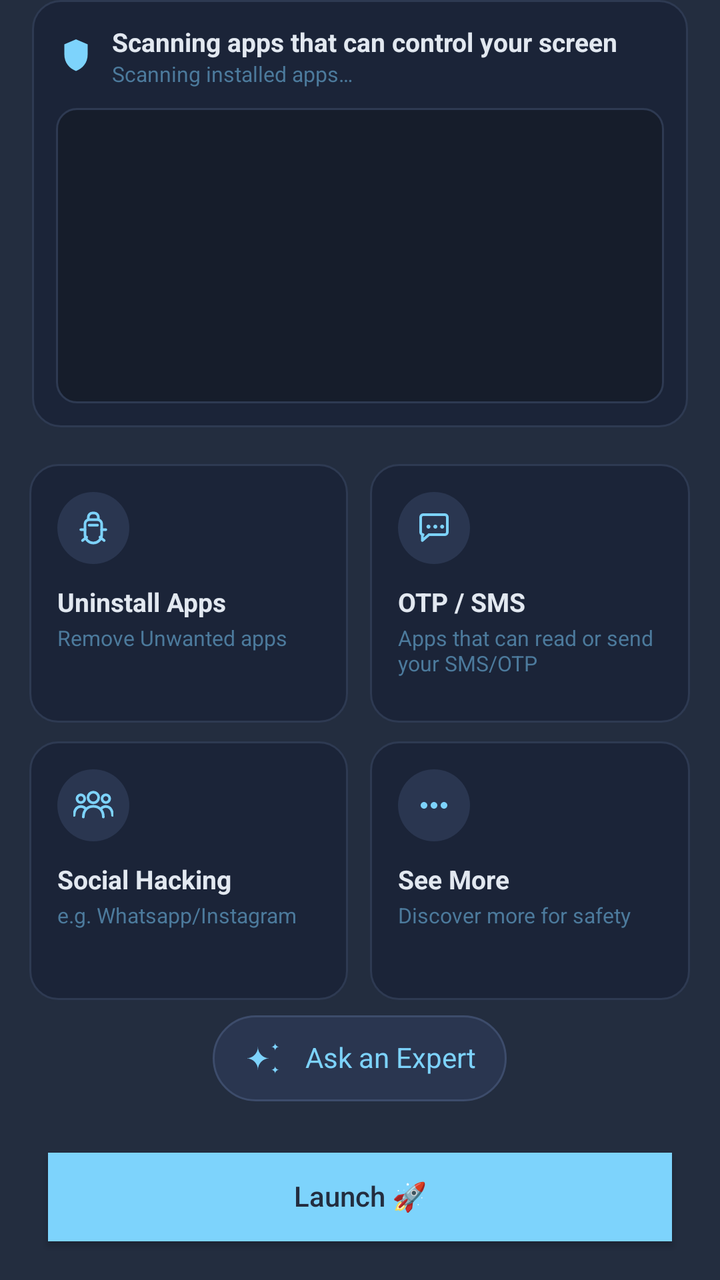
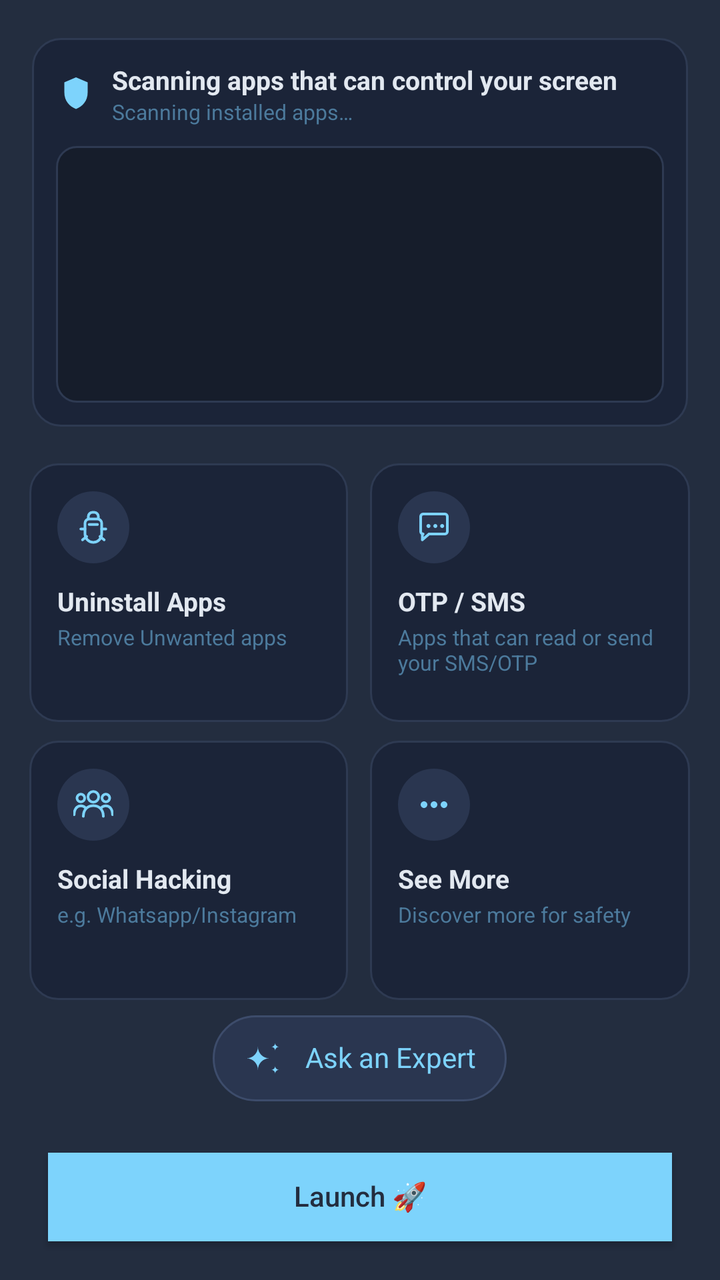

Before-and-after screenshots of an Android layout around one commit, followed by the original layout XML and the change that was made.
<!-- AndroidManifest.xml: activity theme Theme.NihalHome -->
<!-- res/layout/activity_main.xml -->
<?xml version="1.0" encoding="utf-8"?>
<LinearLayout xmlns:android="http://schemas.android.com/apk/res/android"
    android:layout_width="match_parent"
    android:layout_height="match_parent"
    android:orientation="vertical"
    android:weightSum="1000"
    android:background="@color/onboarding_background">

    
    <FrameLayout
        android:id="@+id/containerFirstPart"
        android:layout_width="match_parent"
        android:layout_height="0dp"
        android:layout_weight="334"
        android:paddingStart="16dp"
        android:paddingEnd="16dp">

        <LinearLayout
            android:id="@+id/boxFirstPart"
            android:layout_width="match_parent"
            android:layout_height="match_parent"
            android:orientation="vertical"
            android:background="@drawable/bg_scan_card"
            android:padding="12dp">

            <LinearLayout
                android:layout_width="match_parent"
                android:layout_height="wrap_content"
                android:orientation="horizontal"
                android:gravity="center_vertical"
                android:layout_marginBottom="10dp">

                <ImageView
                    android:layout_width="20dp"
                    android:layout_height="20dp"
                    android:layout_marginEnd="8dp"
                    android:src="@drawable/ic_shield_scan" />

                <LinearLayout
                    android:layout_width="0dp"
                    android:layout_height="wrap_content"
                    android:layout_weight="1"
                    android:orientation="vertical">

                    <TextView
                        android:text="@string/scan_title"
                        android:layout_width="wrap_content"
                        android:layout_height="wrap_content"
                        android:textColor="@color/onboarding_heading"
                        android:textSize="13sp"
                        android:textStyle="bold" />

                    <TextView
                        android:id="@+id/textScanSubtitle"
                        android:text="@string/scan_subtitle_running"
                        android:layout_width="wrap_content"
                        android:layout_height="wrap_content"
                        android:textColor="@color/terminal_text_dim"
                        android:textSize="10.5sp" />

                </LinearLayout>

            </LinearLayout>

            <FrameLayout
                android:layout_width="match_parent"
                android:layout_height="0dp"
                android:layout_weight="1">

                <ScrollView
                    android:id="@+id/scrollTerminal"
                    android:layout_width="match_parent"
                    android:layout_height="match_parent"
                    android:background="@drawable/bg_terminal"
                    android:padding="10dp"
                    android:scrollbars="none"
                    android:visibility="visible">

                    <TextView
                        android:id="@+id/textTerminalLog"
                        android:layout_width="match_parent"
                        android:layout_height="wrap_content"
                        android:fontFamily="monospace"
                        android:textColor="@color/terminal_text"
                        android:textSize="9.5sp"
                        android:lineSpacingExtra="2dp" />

                </ScrollView>

                <ScrollView
                    android:id="@+id/scrollResults"
                    android:layout_width="match_parent"
                    android:layout_height="match_parent"
                    android:scrollbars="none"
                    android:visibility="gone">

                    <LinearLayout
                        android:id="@+id/containerRiskResults"
                        android:layout_width="match_parent"
                        android:layout_height="wrap_content"
                        android:orientation="vertical" />

                </ScrollView>

                <LinearLayout
                    android:id="@+id/containerNoIssues"
                    android:layout_width="match_parent"
                    android:layout_height="match_parent"
                    android:orientation="vertical"
                    android:gravity="center"
                    android:paddingStart="10dp"
                    android:paddingEnd="10dp"
                    android:paddingTop="4dp"
                    android:paddingBottom="4dp"
                    android:visibility="gone">

                    <ImageView
                        android:layout_width="@dimen/no_issues_icon_size"
                        android:layout_height="@dimen/no_issues_icon_size"
                        android:layout_marginBottom="4dp"
                        android:adjustViewBounds="true"
                        android:scaleType="fitCenter"
                        android:src="@drawable/ic_shield_check" />

                    <TextView
                        android:text="@string/no_issues_found_title"
                        android:layout_width="match_parent"
                        android:layout_height="wrap_content"
                        android:textColor="@color/onboarding_heading"
                        android:textStyle="bold"
                        android:gravity="center"
                        android:maxLines="1"
                        android:autoSizeTextType="uniform"
                        android:autoSizeMinTextSize="8sp"
                        android:autoSizeMaxTextSize="13sp"
                        android:autoSizeStepGranularity="1sp" />

                    <TextView
                        android:text="@string/no_issues_found_subtitle"
                        android:layout_width="match_parent"
                        android:layout_height="wrap_content"
                        android:layout_marginTop="2dp"
                        android:textColor="@color/terminal_text_dim"
                        android:gravity="center"
                        android:maxLines="2"
                        android:autoSizeTextType="uniform"
                        android:autoSizeMinTextSize="7sp"
                        android:autoSizeMaxTextSize="10sp"
                        android:autoSizeStepGranularity="1sp" />

                </LinearLayout>

            </FrameLayout>

        </LinearLayout>

    </FrameLayout>

    
    <View
        android:layout_width="match_parent"
        android:layout_height="0dp"
        android:layout_weight="29" />

    
    <LinearLayout
        android:layout_width="match_parent"
        android:layout_height="0dp"
        android:layout_weight="202"
        android:orientation="horizontal"
        android:weightSum="10000">

        <View
            android:layout_width="0dp"
            android:layout_height="match_parent"
            android:layout_weight="415" />

        <LinearLayout
            android:id="@+id/cardUninstallApps"
            android:layout_width="0dp"
            android:layout_height="match_parent"
            android:layout_weight="4430"
            android:orientation="vertical"
            android:background="@drawable/bg_feature_card"
            android:clickable="true"
            android:focusable="true"
            android:padding="14dp">

            <ImageView
                android:layout_width="36dp"
                android:layout_height="36dp"
                android:layout_marginBottom="10dp"
                android:background="@drawable/bg_feature_icon_circle"
                android:padding="8dp"
                android:src="@drawable/ic_feature_uninstall" />

            <TextView
                android:text="@string/feature_uninstall_title"
                android:layout_width="wrap_content"
                android:layout_height="wrap_content"
                android:textColor="@color/onboarding_heading"
                android:textSize="13sp"
                android:textStyle="bold" />

            <TextView
                android:text="@string/feature_uninstall_subtitle"
                android:layout_width="wrap_content"
                android:layout_height="wrap_content"
                android:layout_marginTop="2dp"
                android:textColor="@color/terminal_text_dim"
                android:textSize="10.5sp" />

        </LinearLayout>

        <View
            android:layout_width="0dp"
            android:layout_height="match_parent"
            android:layout_weight="310" />

        <LinearLayout
            android:id="@+id/cardOtpSms"
            android:layout_width="0dp"
            android:layout_height="match_parent"
            android:layout_weight="4430"
            android:orientation="vertical"
            android:background="@drawable/bg_feature_card"
            android:clickable="true"
            android:focusable="true"
            android:padding="14dp">

            <ImageView
                android:layout_width="36dp"
                android:layout_height="36dp"
                android:layout_marginBottom="10dp"
                android:background="@drawable/bg_feature_icon_circle"
                android:padding="8dp"
                android:src="@drawable/ic_feature_otp_sms" />

            <TextView
                android:text="@string/feature_otp_sms_title"
                android:layout_width="wrap_content"
                android:layout_height="wrap_content"
                android:textColor="@color/onboarding_heading"
                android:textSize="13sp"
                android:textStyle="bold" />

            <TextView
                android:text="@string/feature_otp_sms_subtitle"
                android:layout_width="wrap_content"
                android:layout_height="wrap_content"
                android:layout_marginTop="2dp"
                android:textColor="@color/terminal_text_dim"
                android:textSize="10.5sp" />

        </LinearLayout>

        <View
            android:layout_width="0dp"
            android:layout_height="match_parent"
            android:layout_weight="415" />

    </LinearLayout>

    
    <View
        android:layout_width="match_parent"
        android:layout_height="0dp"
        android:layout_weight="15" />

    
    <LinearLayout
        android:layout_width="match_parent"
        android:layout_height="0dp"
        android:layout_weight="202"
        android:orientation="horizontal"
        android:weightSum="10000">

        <View
            android:layout_width="0dp"
            android:layout_height="match_parent"
            android:layout_weight="415" />

        <LinearLayout
            android:id="@+id/cardSocialScams"
            android:layout_width="0dp"
            android:layout_height="match_parent"
            android:layout_weight="4430"
            android:orientation="vertical"
            android:background="@drawable/bg_feature_card"
            android:clickable="true"
            android:focusable="true"
            android:padding="14dp">

            <ImageView
                android:layout_width="36dp"
                android:layout_height="36dp"
                android:layout_marginBottom="10dp"
                android:background="@drawable/bg_feature_icon_circle"
                android:padding="8dp"
                android:src="@drawable/ic_feature_social_scams" />

            <TextView
                android:text="@string/feature_social_scams_title"
                android:layout_width="wrap_content"
                android:layout_height="wrap_content"
                android:textColor="@color/onboarding_heading"
                android:textSize="13sp"
                android:textStyle="bold" />

            <TextView
                android:text="@string/feature_social_scams_subtitle"
                android:layout_width="wrap_content"
                android:layout_height="wrap_content"
                android:layout_marginTop="2dp"
                android:textColor="@color/terminal_text_dim"
                android:textSize="10.5sp" />

        </LinearLayout>

        <View
            android:layout_width="0dp"
            android:layout_height="match_parent"
            android:layout_weight="310" />

        <LinearLayout
            android:id="@+id/cardSeeMore"
            android:layout_width="0dp"
            android:layout_height="match_parent"
            android:layout_weight="4430"
            android:orientation="vertical"
            android:background="@drawable/bg_feature_card"
            android:clickable="true"
            android:focusable="true"
            android:padding="14dp">

            <ImageView
                android:layout_width="36dp"
                android:layout_height="36dp"
                android:layout_marginBottom="10dp"
                android:background="@drawable/bg_feature_icon_circle"
                android:padding="8dp"
                android:src="@drawable/ic_feature_see_more" />

            <TextView
                android:text="@string/feature_see_more_title"
                android:layout_width="wrap_content"
                android:layout_height="wrap_content"
                android:textColor="@color/onboarding_heading"
                android:textSize="13sp"
                android:textStyle="bold" />

            <TextView
                android:text="@string/feature_see_more_subtitle"
                android:layout_width="wrap_content"
                android:layout_height="wrap_content"
                android:layout_marginTop="2dp"
                android:textColor="@color/terminal_text_dim"
                android:textSize="10.5sp" />

        </LinearLayout>

        <View
            android:layout_width="0dp"
            android:layout_height="match_parent"
            android:layout_weight="415" />

    </LinearLayout>

    
    <View
        android:layout_width="match_parent"
        android:layout_height="0dp"
        android:layout_weight="12" />

    
    <LinearLayout
        android:layout_width="match_parent"
        android:layout_height="0dp"
        android:layout_weight="67"
        android:orientation="horizontal"
        android:weightSum="1000">

        <View
            android:layout_width="0dp"
            android:layout_height="match_parent"
            android:layout_weight="296" />

        <LinearLayout
            android:id="@+id/containerAskNihalAi"
            android:layout_width="0dp"
            android:layout_height="match_parent"
            android:layout_weight="408"
            android:orientation="horizontal"
            android:gravity="center_vertical"
            android:background="@drawable/bg_capsule_protected"
            android:clickable="true"
            android:focusable="true"
            android:paddingStart="14dp"
            android:paddingEnd="14dp">

            <ImageView
                android:id="@+id/imageAskNihalAiIcon"
                android:layout_width="23dp"
                android:layout_height="23dp"
                android:layout_marginEnd="8dp"
                android:src="@drawable/ic_sparkles" />

            <TextView
                android:id="@+id/textAskNihalAi"
                android:text="@string/ask_nihal_ai_label"
                android:layout_width="0dp"
                android:layout_height="match_parent"
                android:layout_weight="1"
                android:gravity="center"
                android:textColor="@color/onboarding_accent"
                android:maxLines="1"
                android:includeFontPadding="false" />

        </LinearLayout>

        <View
            android:layout_width="0dp"
            android:layout_height="match_parent"
            android:layout_weight="296" />

    </LinearLayout>

    
    <View
        android:layout_width="match_parent"
        android:layout_height="0dp"
        android:layout_weight="40" />

    
    <Button
        android:id="@+id/buttonGo"
        android:layout_width="match_parent"
        android:layout_height="0dp"
        android:layout_weight="69"
        android:layout_marginStart="24dp"
        android:layout_marginEnd="24dp"
        android:background="@color/onboarding_accent"
        android:text="@string/action_go"
        android:textColor="@color/onboarding_button_text"
        android:textAllCaps="false"
        android:includeFontPadding="false"
        android:elevation="0dp" />

    
    <View
        android:layout_width="match_parent"
        android:layout_height="0dp"
        android:layout_weight="30" />

</LinearLayout>
<!-- resources referenced by this layout -->
<resources>
  <color name="onboarding_accent">#7DD3FC</color>
  <color name="onboarding_background">#232D3F</color>
  <color name="onboarding_button_text">#232D3F</color>
  <color name="onboarding_heading">#E2E8F0</color>
  <color name="terminal_text">#7DD3FC</color>
  <color name="terminal_text_dim">#4C7A9C</color>
  <dimen name="no_issues_icon_size">28dp</dimen>
  <!-- drawable bg_capsule_protected (drawable) -->
  <shape xmlns:android="http://schemas.android.com/apk/res/android"
      android:shape="rectangle">
      <solid android:color="@color/protected_capsule_background" />
      <stroke
          android:width="1dp"
          android:color="@color/protected_capsule_border" />
      <corners android:radius="50dp" />
  </shape>
  <!-- drawable bg_feature_card (drawable) -->
  <?xml version="1.0" encoding="utf-8"?>
  <shape xmlns:android="http://schemas.android.com/apk/res/android"
      android:shape="rectangle">
      <solid android:color="@color/scan_card_background" />
      <stroke
          android:width="1dp"
          android:color="@color/scan_card_border" />
      <corners android:radius="14dp" />
  </shape>
  <!-- drawable bg_feature_icon_circle (drawable) -->
  <?xml version="1.0" encoding="utf-8"?>
  <shape xmlns:android="http://schemas.android.com/apk/res/android"
      android:shape="oval">
      <solid android:color="@color/protected_capsule_background" />
  </shape>
  <!-- drawable bg_scan_card (drawable) -->
  <?xml version="1.0" encoding="utf-8"?>
  <shape xmlns:android="http://schemas.android.com/apk/res/android"
      android:shape="rectangle">
      <solid android:color="@color/scan_card_background" />
      <stroke
          android:width="1dp"
          android:color="@color/scan_card_border" />
      <corners android:radius="14dp" />
  </shape>
  <!-- drawable bg_terminal (drawable) -->
  <?xml version="1.0" encoding="utf-8"?>
  <shape xmlns:android="http://schemas.android.com/apk/res/android"
      android:shape="rectangle">
      <solid android:color="@color/terminal_background" />
      <stroke
          android:width="1dp"
          android:color="@color/terminal_border" />
      <corners android:radius="10dp" />
  </shape>
  <string name="action_go">Launch 🚀</string>
  <string name="ask_nihal_ai_label">Ask an Expert</string>
  <string name="feature_otp_sms_subtitle">Apps that can read or send your SMS/OTP</string>
  <string name="feature_otp_sms_title">OTP / SMS</string>
  <string name="feature_see_more_subtitle">Discover more for safety</string>
  <string name="feature_see_more_title">See More</string>
  <string name="feature_social_scams_subtitle">e.g. Whatsapp/Instagram</string>
  <string name="feature_social_scams_title">Social Hacking</string>
  <string name="feature_uninstall_subtitle">Remove Unwanted apps</string>
  <string name="feature_uninstall_title">Uninstall Apps</string>
  <string name="no_issues_found_subtitle">No Apps Found that can control your screen</string>
  <string name="no_issues_found_title">Today, You\'re Safe</string>
  <string name="scan_subtitle_running">Scanning installed apps…</string>
  <string name="scan_title">Scanning apps that can control your screen</string>
  <style name="Theme.NihalHome" parent="android:Theme.Material.Light.NoActionBar">
          <item name="android:windowBackground">@android:color/white</item>
          <item name="android:statusBarColor">@android:color/white</item>
          <item name="android:navigationBarColor">@android:color/white</item>
          <item name="android:windowLightStatusBar">true</item>
      </style>
  <color name="protected_capsule_background">#2A3650</color>
  <color name="protected_capsule_border">#3D4C6B</color>
  <color name="scan_card_background">#1B2438</color>
  <color name="scan_card_border">#2E3A52</color>
  <color name="terminal_background">#161D2B</color>
  <color name="terminal_border">#2E3A52</color>
  <color name="safe_state_icon">#4ADE80</color>
  <!-- unchanged entries left out for length: 7 -->
</resources>

<!-- the commit's change to res/layout/activity_main.xml (unified diff, before → after) -->
@@ -7,11 +7,17 @@
     android:background="@color/onboarding_background">
 
     
+    <View
+        android:layout_width="match_parent"
+        android:layout_height="0dp"
+        android:layout_weight="30" />
+
+    
     <FrameLayout
         android:id="@+id/containerFirstPart"
         android:layout_width="match_parent"
         android:layout_height="0dp"
-        android:layout_weight="334"
+        android:layout_weight="304"
         android:paddingStart="16dp"
         android:paddingEnd="16dp">
 
